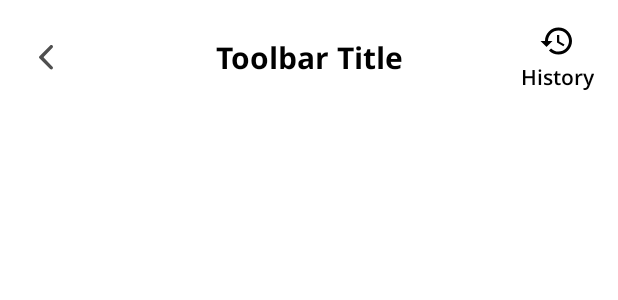
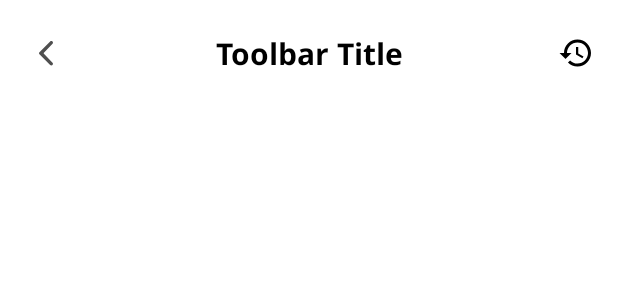
Before and after one commit to saurabhSRJ/HumaraNagar-Android, an Android app: the layout toolbar_layout.xml on its own in the app's theme, with its tools: preview values and no code run, on a phone screen of 412 x 824 dp. Shown: the top 300 px of the screen. Run offline under Robolectric (Android 15) with nearby library versions, the phone set to English and light mode, and no system bars.

Commit message:
Made the toolbar text more generic

```diff
--- a/app/src/main/java/com/humara/nagar/ui/report/ReportFragment.kt
+++ b/app/src/main/java/com/humara/nagar/ui/report/ReportFragment.kt
@@ -99,6 +99,10 @@ class ReportFragment : BaseFragment() {
             //Setting up the top app bar title
             toolbar = includedToolbar
             toolbar.toolbarTitle.text = resources.getString(R.string.reportIssueTitle)
+            toolbar.rightIconTV.apply {
+                text = resources.getString(R.string.history)
+                visibility = View.VISIBLE
+            }
 
             //Settings up list for spinners
             inputCategory.setOptions(R.array.category_list)
--- a/app/src/main/res/layout/toolbar_layout.xml
+++ b/app/src/main/res/layout/toolbar_layout.xml
@@ -45,9 +45,11 @@
             app:srcCompat="@drawable/ic_history" />
 
             <TextView
+                android:id="@+id/rightIconTV"
                 android:layout_width="wrap_content"
                 android:layout_height="wrap_content"
-                android:text="@string/history"
+                tools:text="TextHere"
+                android:visibility="gone"
                 android:layout_marginTop="2dp"
                 android:fontFamily="@font/open_sans_semibold"
                 android:textColor="@color/black" />
```
